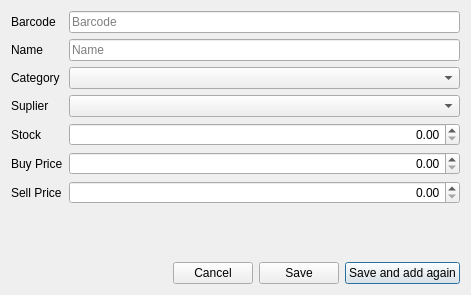
Qt form libgui/item/additemdialog.ui (apinprastya/sultan) before a commit.
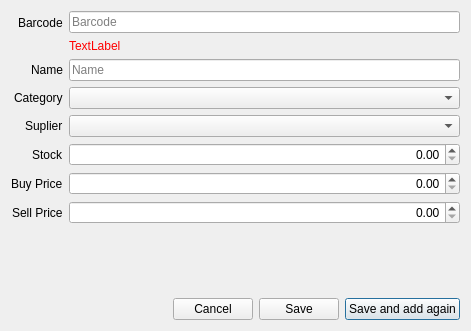
The same form after that commit.

The edit to the form file:
```diff
--- a/libgui/item/additemdialog.ui
+++ b/libgui/item/additemdialog.ui
@@ -7,7 +7,7 @@
     <x>0</x>
     <y>0</y>
     <width>471</width>
-    <height>295</height>
+    <height>331</height>
    </rect>
   </property>
   <property name="windowTitle">
@@ -16,6 +16,9 @@
   <layout class="QVBoxLayout" name="verticalLayout">
    <item>
     <layout class="QFormLayout" name="formLayout">
+     <property name="labelAlignment">
+      <set>Qt::AlignRight|Qt::AlignTrailing|Qt::AlignVCenter</set>
+     </property>
      <item row="0" column="0">
       <widget class="QLabel" name="label">
        <property name="text">
@@ -65,13 +68,6 @@
        </property>
       </widget>
      </item>
-     <item row="0" column="1">
-      <widget class="QLineEdit" name="lineBarcode">
-       <property name="placeholderText">
-        <string>Barcode</string>
-       </property>
-      </widget>
-     </item>
      <item row="1" column="1">
       <widget class="QLineEdit" name="lineName">
        <property name="placeholderText">
@@ -115,6 +111,30 @@
        </property>
       </widget>
      </item>
+     <item row="0" column="1">
+      <layout class="QVBoxLayout" name="verticalLayout_2">
+       <property name="bottomMargin">
+        <number>0</number>
+       </property>
+       <item>
+        <widget class="QLineEdit" name="lineBarcode">
+         <property name="placeholderText">
+          <string>Barcode</string>
+         </property>
+        </widget>
+       </item>
+       <item>
+        <widget class="QLabel" name="labelError">
+         <property name="styleSheet">
+          <string notr="true">color: red; font-size: 12px;</string>
+         </property>
+         <property name="text">
+          <string>TextLabel</string>
+         </property>
+        </widget>
+       </item>
+      </layout>
+     </item>
     </layout>
    </item>
    <item>
```
Left out of the diff: 1 changed line with no effect on the pictures.
